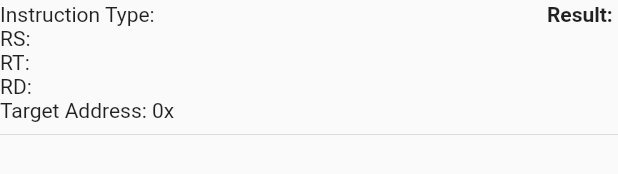
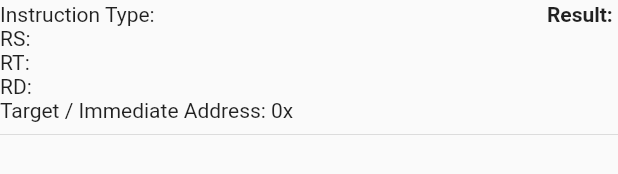
Before and after one commit to Junaidhassan99/mips_simulator, a Flutter app: the DispInstruction widget shown alone on an empty page, opened directly with empty values, on a phone screen of 412 x 824 dp. Shown: the part 134-308 px from the top of the screen. Run offline on Flutter 3.47's test engine with Material 2 defaults, Android fonts, the phone set to English and light mode, and no system bars.

Commit message:
Final update

```diff
--- a/lib/widgets/disp_instruction.dart
+++ b/lib/widgets/disp_instruction.dart
@@ -5,8 +5,7 @@ import 'package:mips_simulator/utilities/translation_utilties.dart';
 class DispInstruction extends StatelessWidget {
   final Instruction instruction;
   final int numberOfLines;
-  const DispInstruction(this.instruction, this.numberOfLines,
-      {Key? key})
+  const DispInstruction(this.instruction, this.numberOfLines, {Key? key})
       : super(key: key);
 
   String _nullHandler(String? text) {
@@ -54,7 +53,7 @@ class DispInstruction extends StatelessWidget {
                   Text("RD: ${_nullHandler(instruction.rd)}"),
                   //Text("Value: ${_nullhandler(instruction.value)}"),
                   Text(
-                      "Target Address: ${_nullHandlerForTarget(instruction.target, instruction.isTargetAValue)}"),
+                      "Target / Immediate Address: ${_nullHandlerForTarget(instruction.target, instruction.isTargetAValue)}"),
                 ],
               ),
               Column(
```
